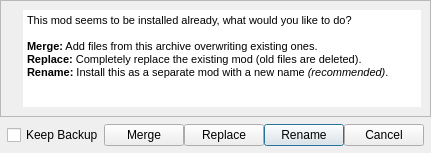
Old version of the form source/modorganizer/src/queryoverwritedialog.ui in the repository ArialSenki/MO2-Revamped.
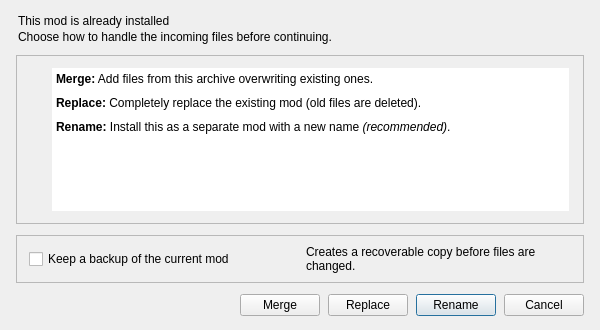
New version of the form.

Diff of the .ui file:
```diff
--- a/source/modorganizer/src/queryoverwritedialog.ui
+++ b/source/modorganizer/src/queryoverwritedialog.ui
@@ -6,29 +6,67 @@
    <rect>
     <x>0</x>
     <y>0</y>
-    <width>423</width>
-    <height>153</height>
+    <width>600</width>
+    <height>330</height>
    </rect>
   </property>
   <property name="windowTitle">
    <string>Mod Exists</string>
   </property>
-  <layout class="QVBoxLayout" name="verticalLayout" stretch="1,0">
+  <layout class="QVBoxLayout" name="verticalLayout" stretch="0,1,0,0">
    <property name="spacing">
-    <number>0</number>
+    <number>11</number>
    </property>
    <property name="leftMargin">
-    <number>0</number>
+    <number>16</number>
    </property>
    <property name="topMargin">
-    <number>0</number>
+    <number>14</number>
    </property>
    <property name="rightMargin">
-    <number>0</number>
+    <number>16</number>
    </property>
    <property name="bottomMargin">
-    <number>0</number>
+    <number>14</number>
    </property>
+   <item>
+    <widget class="QWidget" name="overwriteHeader">
+     <layout class="QVBoxLayout" name="overwriteHeaderLayout">
+      <property name="spacing">
+       <number>2</number>
+      </property>
+      <property name="leftMargin">
+       <number>2</number>
+      </property>
+      <property name="topMargin">
+       <number>0</number>
+      </property>
+      <property name="rightMargin">
+       <number>2</number>
+      </property>
+      <property name="bottomMargin">
+       <number>0</number>
+      </property>
+      <item>
+       <widget class="QLabel" name="overwritePageTitle">
+        <property name="text">
+         <string>This mod is already installed</string>
+        </property>
+       </widget>
+      </item>
+      <item>
+       <widget class="QLabel" name="overwritePageSubtitle">
+        <property name="text">
+         <string>Choose how to handle the incoming files before continuing.</string>
+        </property>
+        <property name="wordWrap">
+         <bool>true</bool>
+        </property>
+       </widget>
+      </item>
+     </layout>
+    </widget>
+   </item>
    <item>
     <widget class="QFrame" name="frame_2">
      <property name="frameShape">
@@ -37,7 +75,22 @@
      <property name="frameShadow">
       <enum>QFrame::Raised</enum>
      </property>
-     <layout class="QHBoxLayout" name="horizontalLayout_1" stretch="0,0">
+     <layout class="QHBoxLayout" name="horizontalLayout_1" stretch="0,1">
+      <property name="spacing">
+       <number>14</number>
+      </property>
+      <property name="leftMargin">
+       <number>14</number>
+      </property>
+      <property name="topMargin">
+       <number>12</number>
+      </property>
+      <property name="rightMargin">
+       <number>14</number>
+      </property>
+      <property name="bottomMargin">
+       <number>12</number>
+      </property>
       <item>
        <widget class="QLabel" name="iconLabel">
         <property name="text">
@@ -69,10 +122,9 @@
          <string>&lt;!DOCTYPE HTML PUBLIC &quot;-//W3C//DTD HTML 4.0//EN&quot; &quot;http://www.w3.org/TR/REC-html40/strict.dtd&quot;&gt;
 &lt;html&gt;&lt;head&gt;&lt;meta name=&quot;qrichtext&quot; content=&quot;1&quot; /&gt;&lt;style type=&quot;text/css&quot;&gt;
 p, li { white-space: pre-wrap; }
-&lt;/style&gt;&lt;/head&gt;&lt;body style=&quot; font-family:'MS Shell Dlg 2'; font-size:8.25pt; font-weight:400; font-style:normal;&quot;&gt;
-&lt;p style=&quot; margin-top:0px; margin-bottom:0px; margin-left:0px; margin-right:0px; -qt-block-indent:0; text-indent:0px;&quot;&gt;This mod seems to be installed already, what would you like to do?&lt;/p&gt;
-&lt;p style=&quot; margin-top:0px; margin-bottom:0px; margin-left:0px; margin-right:0px; -qt-block-indent:0; text-indent:0px;&quot;&gt;&lt;br /&gt;&lt;span style=&quot; font-weight:600;&quot;&gt;Merge:&lt;/span&gt; Add files from this archive overwriting existing ones.&lt;/p&gt;
-&lt;p style=&quot; margin-top:0px; margin-bottom:0px; margin-left:0px; margin-right:0px; -qt-block-indent:0; text-indent:0px;&quot;&gt;&lt;span style=&quot; font-weight:600;&quot;&gt;Replace:&lt;/span&gt; Completely replace the existing mod (old files are deleted).&lt;/p&gt;
+&lt;/style&gt;&lt;/head&gt;&lt;body style=&quot; font-family:'Segoe UI'; font-size:9pt; font-weight:400; font-style:normal;&quot;&gt;
+&lt;p style=&quot; margin-top:0px; margin-bottom:10px; margin-left:0px; margin-right:0px; -qt-block-indent:0; text-indent:0px;&quot;&gt;&lt;span style=&quot; font-weight:600;&quot;&gt;Merge:&lt;/span&gt; Add files from this archive overwriting existing ones.&lt;/p&gt;
+&lt;p style=&quot; margin-top:0px; margin-bottom:10px; margin-left:0px; margin-right:0px; -qt-block-indent:0; text-indent:0px;&quot;&gt;&lt;span style=&quot; font-weight:600;&quot;&gt;Replace:&lt;/span&gt; Completely replace the existing mod (old files are deleted).&lt;/p&gt;
 &lt;p style=&quot; margin-top:0px; margin-bottom:0px; margin-left:0px; margin-right:0px; -qt-block-indent:0; text-indent:0px;&quot;&gt;&lt;span style=&quot; font-weight:600;&quot;&gt;Rename:&lt;/span&gt; Install this as a separate mod with a new name&lt;span style=&quot; font-style:italic;&quot;&gt; (recommended)&lt;/span&gt;.&lt;/p&gt;&lt;/body&gt;&lt;/html&gt;</string>
         </property>
        </widget>
@@ -80,26 +132,76 @@
      </layout>
     </widget>
    </item>
+   <item>
+    <widget class="QFrame" name="backupCard">
+     <property name="frameShape">
+      <enum>QFrame::StyledPanel</enum>
+     </property>
+     <layout class="QHBoxLayout" name="backupLayout">
+      <property name="spacing">
+       <number>12</number>
+      </property>
+      <property name="leftMargin">
+       <number>12</number>
+      </property>
+      <property name="topMargin">
+       <number>9</number>
+      </property>
+      <property name="rightMargin">
+       <number>12</number>
+      </property>
+      <property name="bottomMargin">
+       <number>9</number>
+      </property>
+      <item>
+       <widget class="QCheckBox" name="backupBox">
+        <property name="text">
+         <string>Keep a backup of the current mod</string>
+        </property>
+       </widget>
+      </item>
+      <item>
+       <widget class="QLabel" name="backupDescription">
+        <property name="text">
+         <string>Creates a recoverable copy before files are changed.</string>
+        </property>
+        <property name="wordWrap">
+         <bool>true</bool>
+        </property>
+       </widget>
+      </item>
+     </layout>
+    </widget>
+   </item>
    <item>
     <layout class="QHBoxLayout" name="horizontalLayout">
+     <property name="spacing">
+      <number>8</number>
+     </property>
      <property name="leftMargin">
-      <number>7</number>
+      <number>0</number>
      </property>
      <property name="topMargin">
-      <number>7</number>
+      <number>0</number>
      </property>
      <property name="rightMargin">
-      <number>7</number>
+      <number>0</number>
      </property>
      <property name="bottomMargin">
-      <number>7</number>
+      <number>0</number>
      </property>
      <item>
-      <widget class="QCheckBox" name="backupBox">
-       <property name="text">
-        <string>Keep Backup</string>
+      <spacer name="actionsSpacer">
+       <property name="orientation">
+        <enum>Qt::Horizontal</enum>
        </property>
-      </widget>
+       <property name="sizeHint" stdset="0">
+        <size>
+         <width>40</width>
+         <height>20</height>
+        </size>
+       </property>
+      </spacer>
      </item>
      <item>
       <widget class="QPushButton" name="mergeBtn">
```
